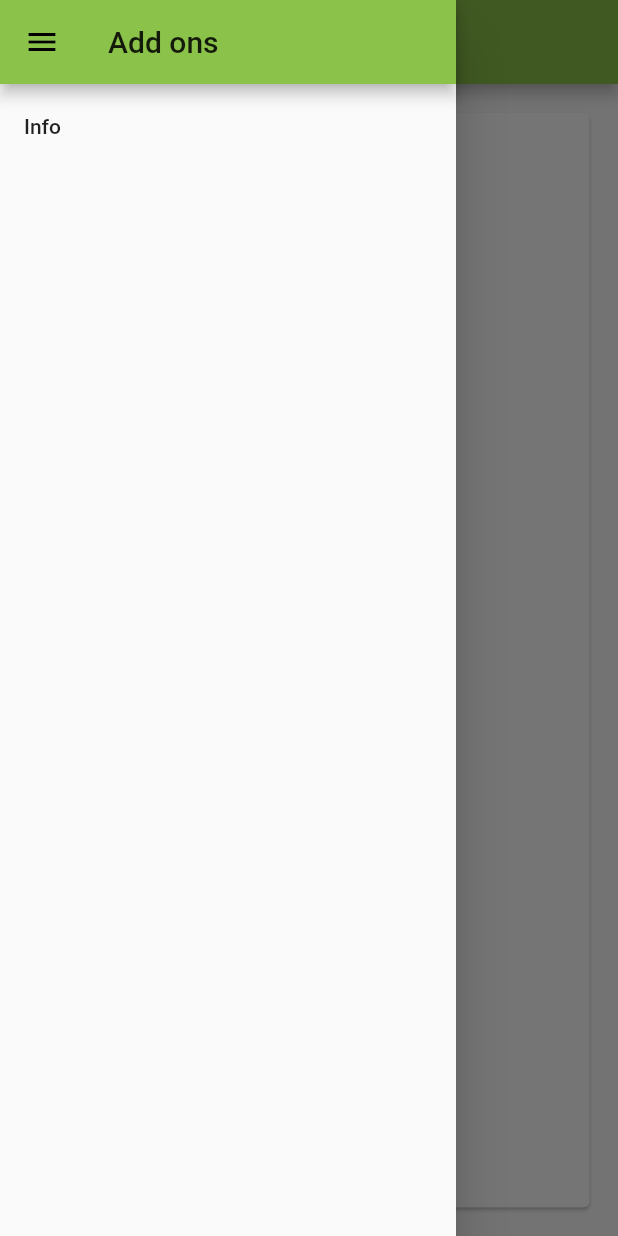
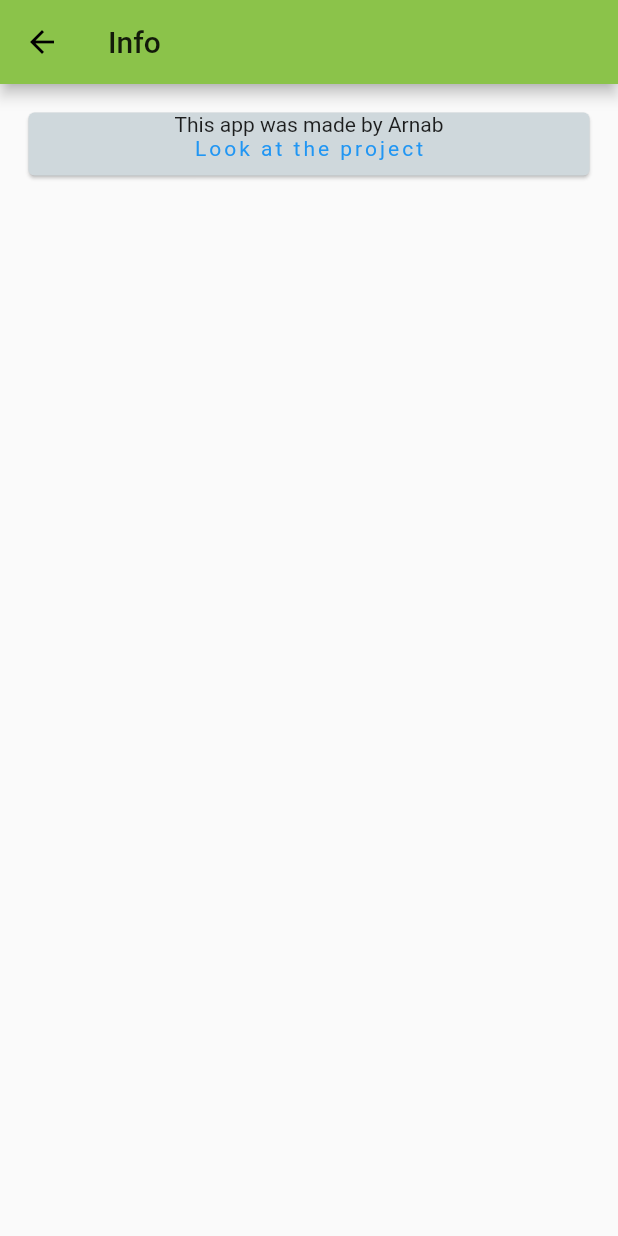
Before and after one commit to Arnie09/Flutter_beginning, a Flutter app: the screen it shows after launch, in the side drawer, after a tap on "Info", on a phone screen of 412 x 824 dp. Run offline on Flutter 3.47's test engine with Material 2 defaults, Android fonts, the phone set to English and light mode, and no system bars.

Commit message:
Added Info Page linked with sidebar

```diff
--- a/multiple_pages/lib/pages/home.dart
+++ b/multiple_pages/lib/pages/home.dart
@@ -2,6 +2,7 @@ import 'package:flutter/material.dart';
 
 import './page1.dart';
 import './page2.dart';
+import './info.dart';
 
 class Homepage extends StatelessWidget {
   @override
@@ -9,7 +10,9 @@ class Homepage extends StatelessWidget {
     return Scaffold(
         drawer: Drawer(child:Column(children: <Widget>[
           AppBar(title: Text("Add ons "),),
-          ListTile(title: Text("Info"),onTap: (){},)
+          ListTile(title: Text("Info"),onTap: (){
+            Navigator.push(context, MaterialPageRoute(builder: (BuildContext context)=>Info()));
+          },)
         ],)),
         appBar: AppBar(
           title: Text('Multiple Pages'),
--- a/multiple_pages/lib/pages/info.dart
+++ b/multiple_pages/lib/pages/info.dart
@@ -0,0 +1,49 @@
+import 'package:flutter/material.dart';
+import 'package:flutter/gestures.dart';
+
+import 'package:url_launcher/url_launcher.dart';
+
+class Info extends StatelessWidget {
+  @override
+  Widget build(BuildContext context) {
+    return Scaffold(
+        appBar: AppBar(
+          title: Text('Info'),
+        ),
+        body: Container(
+            padding: EdgeInsets.all(15.0),
+            child: SizedBox(
+              height: 50,
+              child: Card(
+
+              shape: RoundedRectangleBorder(
+                borderRadius: BorderRadius.circular(4)
+              ),
+                color: Colors.blueGrey[100],
+                child: Center(
+                    child: Column(
+                  children: <Widget>[
+                    Text("This app was made by Arnab"),
+                    RichText(
+                      text: new TextSpan(
+                          text: "Look at the project",
+                          style: new TextStyle(
+                              color: Colors.blue, letterSpacing: 2.0),
+                          recognizer: new TapGestureRecognizer()
+                            ..onTap = () {
+                              _launchURL();
+                            }),
+                    )
+                  ],
+                ))))));
+  }
+
+  _launchURL() async {
+    const url = 'https://github.com/Arnie09/Flutter_beginning';
+    if (await canLaunch(url)) {
+      await launch(url);
+    } else {
+      throw 'Could not launch $url';
+    }
+  }
+}
--- a/multiple_pages/pubspec.yaml
+++ b/multiple_pages/pubspec.yaml
@@ -15,6 +15,7 @@ environment:
 dependencies:
   flutter:
     sdk: flutter
+  url_launcher: ^4.2.0+3
 
   # The following adds the Cupertino Icons font to your application.
   # Use with the CupertinoIcons class for iOS style icons.
```
